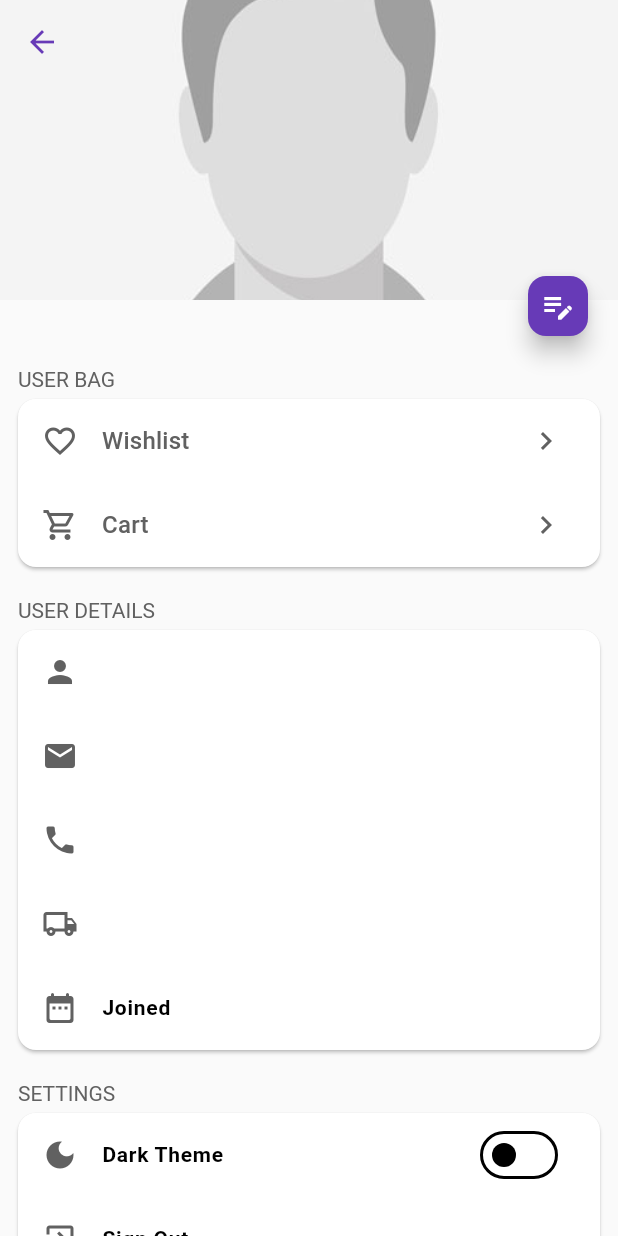
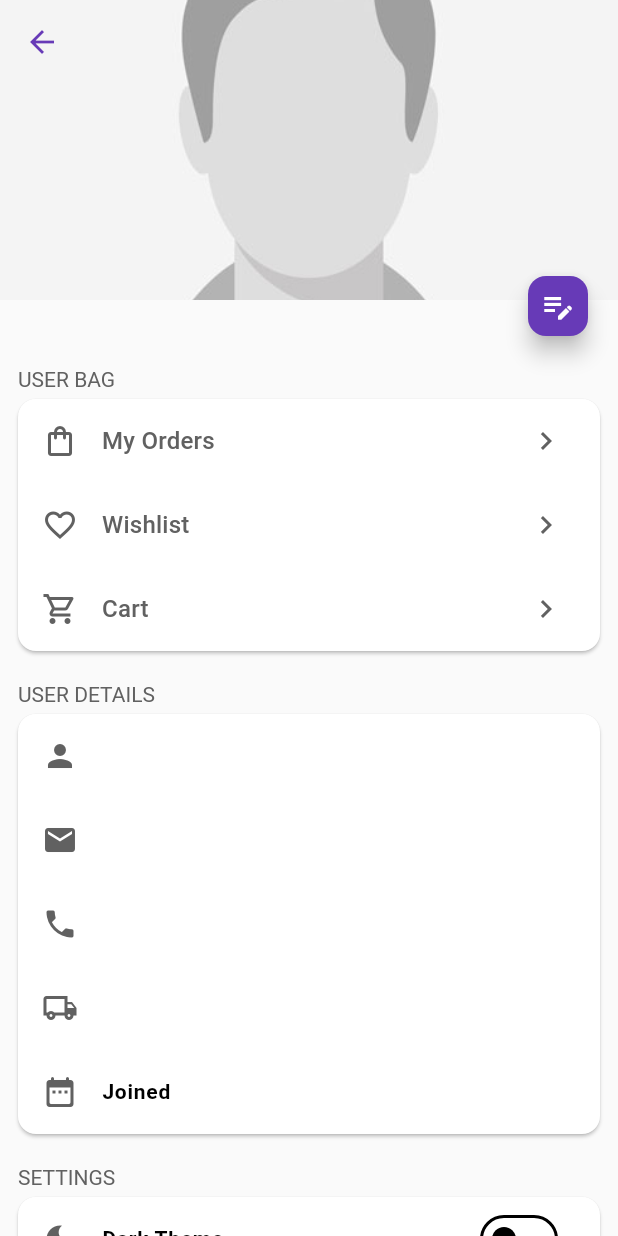
Before and after one commit to abdulawalarif/user_app, a Flutter app: the UserInfoScreen screen opened directly, on a phone screen of 412 x 824 dp. Run offline on Flutter 3.47's test engine with Material 3 defaults, Android fonts, the phone set to English and light mode, and no system bars; our stand-ins replace badges, cached_network_image, carousel_slider, cloud_firestore, firebase_auth, firebase_core and 10 more; accounts and stored records are empty; generated files the repository leaves out were written again; network calls fail.

Commit message:
order tracking UI is adde

```diff
--- a/lib/main.dart
+++ b/lib/main.dart
@@ -23,6 +23,7 @@ void main() async {
   SystemChrome.setPreferredOrientations([DeviceOrientation.portraitUp]);
   runApp(MyApp(isDarkTheme: isDarkTheme));
 }
+
 class MyApp extends StatelessWidget {
   final bool isDarkTheme;
   const MyApp({super.key, required this.isDarkTheme});
@@ -44,9 +45,8 @@ class MyApp extends StatelessWidget {
           child: Consumer<ThemeChangeProvider>(
             builder: (_, themeChangeProvider, __) {
               return Consumer<ProductProvider>(
-                builder:  (_, productProvider, __) {
+                builder: (_, productProvider, __) {
                   productProvider.fetchProducts();
-
                   return MaterialApp(
                     debugShowCheckedModeBanner: false,
                     title: 'Store App',
--- a/lib/ui/constants/app_consntants.dart
+++ b/lib/ui/constants/app_consntants.dart
@@ -15,6 +15,7 @@ const mJoinDateIcon = Icons.date_range_rounded;
 const mCloseIcon = Icons.cancel_outlined;
 const mTrailingIcon = Icons.keyboard_arrow_right;
 const mWishListIcon = Icons.favorite_border_outlined;
+const mOrdersListIcon = Icons.shopping_bag_outlined;
 const mWishListIconFill = Icons.favorite;
 const mCameraIcon = Icons.add_photo_alternate;
 const mIconDelete = CupertinoIcons.multiply_square_fill;
--- a/lib/ui/constants/route_name.dart
+++ b/lib/ui/constants/route_name.dart
@@ -6,6 +6,7 @@ class RouteName {
   static const String signUpScreen = '/signup';
   static const String forgotPasswordScreen = '/forgot_password';
   static const String wishlistScreen = '/wishlist';
+  static const String ordersScreen = '/ordersScreen';
   static const String cartScreen = '/cart';
   static const String productDetailScreen = '/product_detail';
   static const String categoryScreen = '/category';
--- a/lib/ui/constants/routes.dart
+++ b/lib/ui/constants/routes.dart
@@ -9,6 +9,7 @@ import 'package:user_app/ui/screens/inner_screens/category_screen.dart';
 import 'package:user_app/ui/screens/inner_screens/forgot_password.dart';
 import 'package:user_app/ui/screens/inner_screens/product_detail.dart';
 import 'package:user_app/ui/screens/log_in.dart';
+import 'package:user_app/ui/screens/my_orders_screen.dart';
 import 'package:user_app/ui/screens/sign_up.dart';
 import 'package:user_app/ui/screens/update_users_inofrmation.dart';
 import 'package:user_app/ui/screens/wishlist.dart';
@@ -71,6 +72,11 @@ class Routes {
           builder: (BuildContext context) => const WishlistScreen(),
         );
 
+      case RouteName.ordersScreen:
+        return SlidePageRoute(
+          builder: (BuildContext context) => const MyOrdersScreen(),
+        );
+
       case RouteName.categoryScreen:
         final String categoryName = settings.arguments as String;
         return SlidePageRoute(
--- a/lib/ui/screens/user_info.dart
+++ b/lib/ui/screens/user_info.dart
@@ -56,7 +56,7 @@ class _UserInfoScreenState extends State<UserInfoScreen> {
                     background: _userData.imageUrl.isNotEmpty && !kIsWeb
                         ? CachedNetworkImage(
                             imageUrl: _userData.imageUrl,
-                            fit: BoxFit.cover,
+                            fit: BoxFit.scaleDown,
                             placeholder: (context, url) => Shimmer.fromColors(
                               baseColor: Colors.grey[300]!,
                               highlightColor: Colors.grey[100]!,
@@ -88,6 +88,13 @@ class _UserInfoScreenState extends State<UserInfoScreen> {
                         Card(
                           child: Column(
                             children: [
+                              _userBagListTile(
+                                  'My Orders',
+                                  mOrdersListIcon,
+                                  mTrailingIcon,
+                                  context,
+                                  () => Navigator.of(context)
+                                      .pushNamed(RouteName.ordersScreen)),
                               _userBagListTile(
                                   'Wishlist',
                                   mWishListIcon,
```
Also changed, not shown: lib/core/providers/auth_provider.dart (+13 -9 lines), lib/ui/screens/buy_screen/buy_screen_main.dart (+3 -11 lines), lib/ui/screens/my_orders_screen.dart (added, +62 -0 lines).
